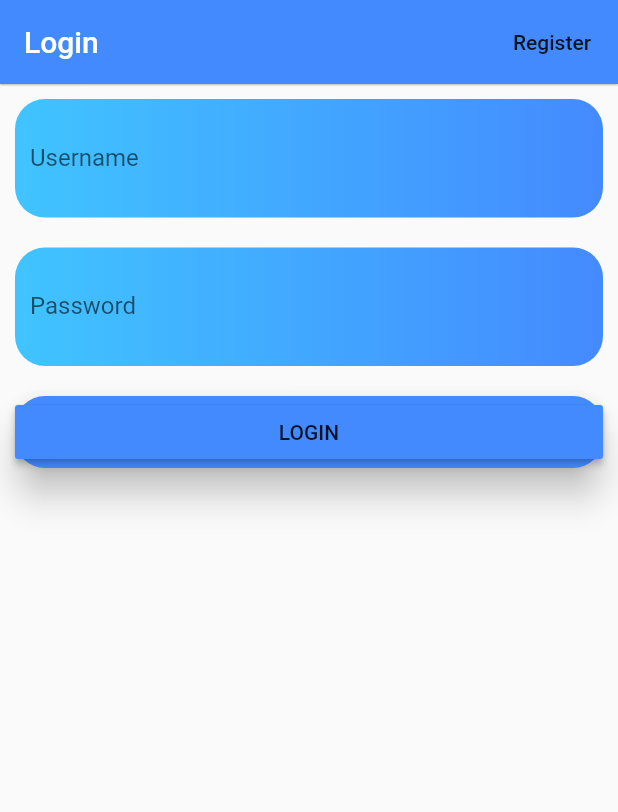
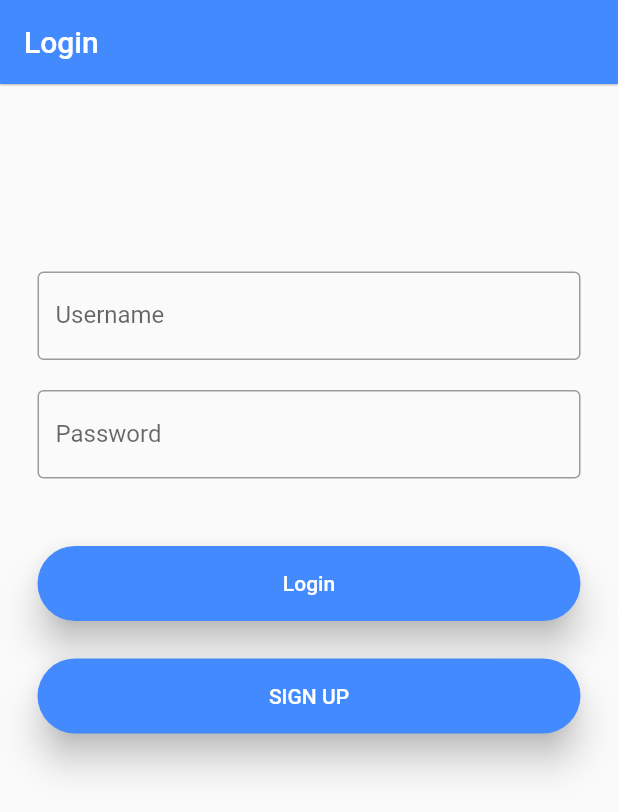
Before and after one commit to itpar/sewaaja-beta-v6, a Flutter app: the screen it shows after launch, on a phone screen of 412 x 824 dp. Shown: the top 812 px of the screen. Run offline on Flutter 3.47's test engine with Material 2 defaults, Android fonts, the phone set to English and light mode, and no system bars; our stand-ins replace google_fonts.

Commit message:
Hasil hari ini adalah drawer dan perapihan layout

```diff
--- a/lib/api.dart
+++ b/lib/api.dart
@@ -1,4 +1,4 @@
 class Api {
-  static String url = "http://192.168.112.152/flutter_login/check_db.php";
-  static String regis = "http://192.168.112.152/flutter_login/register_db.php";
+  static String url = "http://192.168.43.212/flutter_login/check_db.php";
+  static String regis = "http://192.168.43.212/flutter_login/register_db.php";
 }
--- a/lib/main.dart
+++ b/lib/main.dart
@@ -4,6 +4,7 @@ import 'package:flutter/material.dart';
 import './api.dart';
 import 'package:http/http.dart' as http;
 import './register.dart';
+import 'register.dart';
 
 void main() {
   runApp(MaterialApp(
@@ -60,37 +61,22 @@ class _LoginState extends State<Login> {
   Widget build(BuildContext context) {
     return Scaffold(
         appBar: AppBar(
-          title: Text("Login"),
+          title: Container(child: Text("Login")),
           backgroundColor: Colors.blueAccent,
           elevation: 0.5,
-          actions: <Widget>[
-            FlatButton(
-              onPressed: () {
-                Navigator.of(context).push(
-                    MaterialPageRoute(builder: (context) => RegisterPage()));
-              },
-              child: Text("Register"),
-              splashColor: Colors.amber,
-              highlightColor: Colors.amber,
-            )
-          ],
         ),
         body: Container(
-          padding: EdgeInsets.all(10.0),
+          padding: EdgeInsets.only(top: 100.0),
           child: Center(
             child: ListView(
               children: <Widget>[
                 Container(
                   alignment: Alignment.center,
-                  padding: EdgeInsets.all(10.0),
-                  decoration: BoxDecoration(
-                      gradient:
-                      LinearGradient(colors: [Colors.lightBlueAccent, Colors.blueAccent]),
-                      borderRadius: BorderRadius.circular(20.0)),
+                  padding: EdgeInsets.only(left: 25.0, right: 25.0, top: 25.0),
                   child: TextField(
                     controller: _username,
                     decoration: InputDecoration(
-                        border: InputBorder.none,
+                        border: OutlineInputBorder(),
                         labelText: "Username",
                         hintText: "Username"),
                   ),
@@ -100,16 +86,13 @@ class _LoginState extends State<Login> {
                 ),
                 Container(
                   alignment: Alignment.center,
-                  padding: EdgeInsets.all(10.0),
-                  decoration: BoxDecoration(
-                      gradient:
-                      LinearGradient(colors: [Colors.lightBlueAccent, Colors.blueAccent]),
-                      borderRadius: BorderRadius.circular(20.0)),
+                  padding:
+                      EdgeInsets.only(left: 25.0, right: 25.0, bottom: 25.0),
                   child: TextField(
                     controller: _password,
                     obscureText: true,
                     decoration: InputDecoration(
-                        border: InputBorder.none,
+                        border: OutlineInputBorder(),
                         labelText: "Password",
                         hintText: "Password"),
                   ),
@@ -117,20 +100,49 @@ class _LoginState extends State<Login> {
                 SizedBox(
                   height: 20.0,
                 ),
-                Material(
-                  borderRadius: BorderRadius.circular(20.0),
-                  elevation: 10.0,
-                  color: Colors.blueAccent,
-                  child: MaterialButton(
-                    onPressed: () {
-                      getApi(_username.text, _password.text);
-                    },
-                    color: Colors.blueAccent,
-                    child: Text("LOGIN"),
+                Padding(
+                  padding:
+                      EdgeInsets.only(left: 25.0, right: 25.0, bottom: 25.0),
+                  child: ButtonTheme(
+                    minWidth: 200.0,
+                    height: 50.0,
+                    child: RaisedButton(
+                      textColor: Colors.white,
+                      color: Colors.blueAccent,
+                      elevation: 10.0,
+                      child: Text("Login"),
+                      onPressed: () {
+                        getApi(_username.text, _password.text);
+                      },
+                      shape: new RoundedRectangleBorder(
+                        borderRadius: new BorderRadius.circular(30.0),
+                      ),
+                    ),
                   ),
                 ),
-                SizedBox(
-                  height: 15.0,
+                Padding(
+                  padding:
+                      EdgeInsets.only(left: 25.0, right: 25.0, bottom: 25.0),
+                  child: ButtonTheme(
+                    minWidth: 200.0,
+                    height: 50.0,
+                    child: RaisedButton(
+                      textColor: Colors.white,
+                      color: Colors.blueAccent,
+                      elevation: 10.0,
+                      child: Text("SIGN UP"),
+                      onPressed: () {
+                        Navigator.push(
+                          context,
+                          MaterialPageRoute(
+                              builder: (context) => RegisterPage()),
+                        );
+                      },
+                      shape: new RoundedRectangleBorder(
+                        borderRadius: new BorderRadius.circular(30.0),
+                      ),
+                    ),
+                  ),
                 ),
                 Center(
                   child: Text(msgError, style: TextStyle(color: Colors.red)),
--- a/pubspec.yaml
+++ b/pubspec.yaml
@@ -79,6 +79,7 @@ flutter:
   - assets/images/nissan_gtr_2.png
   - assets/images/nissan_gtr_3.png
   - assets/images/tesla.jpg
+  - assets/images/parlogo.png
 
   # An image asset can refer to one or more resolution-specific "variants", see
   # https://flutter.dev/assets-and-images/#resolution-aware.
```
Also changed, not shown: lib/homepackage/home.dart (+66 -55 lines).
